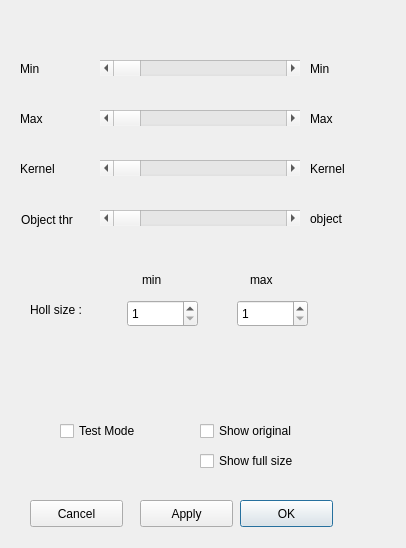
Above: dialog.ui from nasserGanjali/baslerCamera-findHole-openCV before the change. Below: the same form after it.
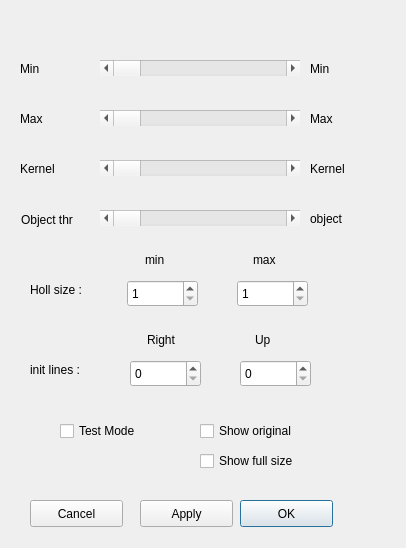
That is the form after the change.

Commit message: add lines config in config dialog

```diff
--- a/dialog.ui
+++ b/dialog.ui
@@ -269,7 +269,7 @@
    <property name="geometry">
     <rect>
      <x>127</x>
-     <y>300</y>
+     <y>280</y>
      <width>71</width>
      <height>27</height>
     </rect>
@@ -285,7 +285,7 @@
    <property name="geometry">
     <rect>
      <x>237</x>
-     <y>300</y>
+     <y>280</y>
      <width>71</width>
      <height>27</height>
     </rect>
@@ -300,8 +300,8 @@
   <widget class="QLabel" name="label_5">
    <property name="geometry">
     <rect>
-     <x>142</x>
-     <y>270</y>
+     <x>145</x>
+     <y>250</y>
      <width>41</width>
      <height>20</height>
     </rect>
@@ -313,8 +313,8 @@
   <widget class="QLabel" name="label_6">
    <property name="geometry">
     <rect>
-     <x>250</x>
-     <y>270</y>
+     <x>253</x>
+     <y>250</y>
      <width>41</width>
      <height>20</height>
     </rect>
@@ -327,7 +327,7 @@
    <property name="geometry">
     <rect>
      <x>30</x>
-     <y>300</y>
+     <y>280</y>
      <width>81</width>
      <height>20</height>
     </rect>
@@ -336,6 +336,71 @@
     <string>Holl size :</string>
    </property>
   </widget>
+  <widget class="QSpinBox" name="sbxULine">
+   <property name="geometry">
+    <rect>
+     <x>240</x>
+     <y>360</y>
+     <width>71</width>
+     <height>27</height>
+    </rect>
+   </property>
+   <property name="maximum">
+    <number>800</number>
+   </property>
+  </widget>
+  <widget class="QSpinBox" name="sbxRLine">
+   <property name="geometry">
+    <rect>
+     <x>130</x>
+     <y>360</y>
+     <width>71</width>
+     <height>27</height>
+    </rect>
+   </property>
+   <property name="maximum">
+    <number>600</number>
+   </property>
+  </widget>
+  <widget class="QLabel" name="label_8">
+   <property name="geometry">
+    <rect>
+     <x>255</x>
+     <y>330</y>
+     <width>41</width>
+     <height>20</height>
+    </rect>
+   </property>
+   <property name="text">
+    <string>Up</string>
+   </property>
+  </widget>
+  <widget class="QLabel" name="label_9">
+   <property name="geometry">
+    <rect>
+     <x>147</x>
+     <y>330</y>
+     <width>41</width>
+     <height>20</height>
+    </rect>
+   </property>
+   <property name="text">
+    <string>Right</string>
+   </property>
+  </widget>
+  <widget class="QLabel" name="label_10">
+   <property name="geometry">
+    <rect>
+     <x>30</x>
+     <y>360</y>
+     <width>81</width>
+     <height>20</height>
+    </rect>
+   </property>
+   <property name="text">
+    <string>init lines :</string>
+   </property>
+  </widget>
  </widget>
  <resources/>
  <connections/>
```
The commit also changes 1 other file.
